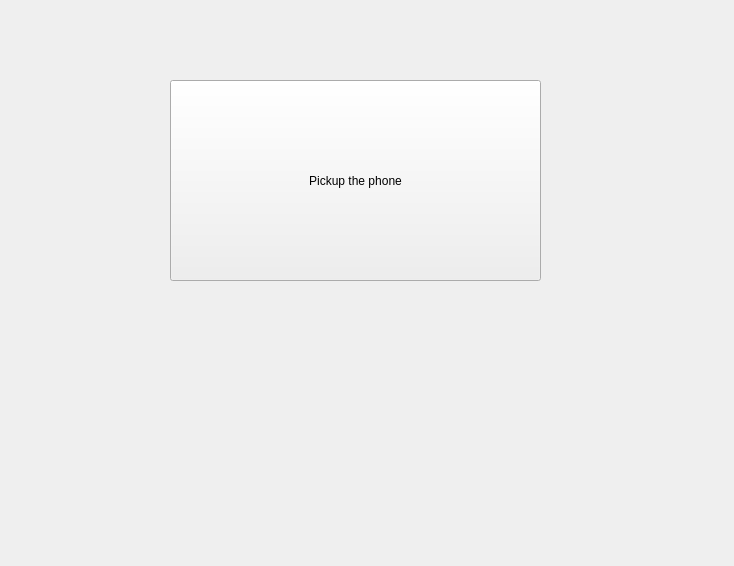
Above: xivoclient/src/xlets/switchboard/switchboard.ui from wazo-platform/wazo-client-qt before the change. Below: the same form after it.
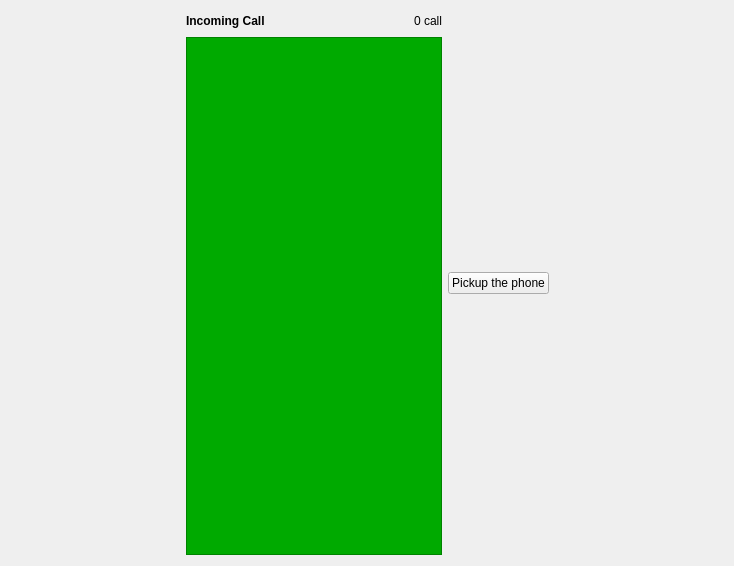
That is the form after the change. Custom widgets are drawn as their Qt base class.

Commit message: add queue entries list in switchboard xlet

Diff of the .ui file:
```diff
--- a/xivoclient/src/xlets/switchboard/switchboard.ui
+++ b/xivoclient/src/xlets/switchboard/switchboard.ui
@@ -13,15 +13,81 @@
   <property name="windowTitle">
    <string>Form</string>
   </property>
+  <layout class="QVBoxLayout" name="verticalLayout_2">
+   <item>
+    <layout class="QHBoxLayout" name="horizontalLayout_2">
+     <item>
+      <spacer name="horizontalSpacer_2">
+       <property name="orientation">
+        <enum>Qt::Horizontal</enum>
+       </property>
+       <property name="sizeHint" stdset="0">
+        <size>
+         <width>40</width>
+         <height>20</height>
+        </size>
+       </property>
+      </spacer>
+     </item>
+     <item>
+      <layout class="QVBoxLayout" name="verticalLayout_3">
+       <item>
+        <layout class="QHBoxLayout" name="horizontalLayout">
+         <property name="sizeConstraint">
+          <enum>QLayout::SetMinimumSize</enum>
+         </property>
+         <item>
+          <widget class="QLabel" name="incomingCallLabel">
+           <property name="text">
+            <string>&lt;b&gt;Incoming Call&lt;/b&gt;</string>
+           </property>
+          </widget>
+         </item>
+         <item>
+          <spacer name="horizontalSpacer">
+           <property name="orientation">
+            <enum>Qt::Horizontal</enum>
+           </property>
+           <property name="sizeType">
+            <enum>QSizePolicy::Expanding</enum>
+           </property>
+           <property name="sizeHint" stdset="0">
+            <size>
+             <width>50</width>
+             <height>20</height>
+            </size>
+           </property>
+          </spacer>
+         </item>
+         <item>
+          <widget class="QLabel" name="incomingCallCountLabel">
+           <property name="text">
+            <string>0 call</string>
+           </property>
+          </widget>
+         </item>
+        </layout>
+       </item>
+       <item>
+        <widget class="QueueEntriesView" name="incomingCallsView">
+         <property name="sizePolicy">
+          <sizepolicy hsizetype="MinimumExpanding" vsizetype="Expanding">
+           <horstretch>0</horstretch>
+           <verstretch>0</verstretch>
+          </sizepolicy>
+         </property>
+         <property name="styleSheet">
+          <string notr="true">background-color: rgb(0, 170, 0)</string>
+         </property>
+         <property name="horizontalScrollBarPolicy">
+          <enum>Qt::ScrollBarAsNeeded</enum>
+         </property>
+        </widget>
+       </item>
+      </layout>
+     </item>
+     <item>
   <widget class="QPushButton" name="answerButton">
-   <property name="geometry">
-    <rect>
-     <x>170</x>
-     <y>80</y>
-     <width>371</width>
-     <height>201</height>
-    </rect>
-   </property>
    <property name="focusPolicy">
     <enum>Qt::TabFocus</enum>
    </property>
@@ -35,7 +101,31 @@
     <string>Pickup the phone</string>
    </property>
   </widget>
+     </item>
+     <item>
+      <spacer name="horizontalSpacer_3">
+       <property name="orientation">
+        <enum>Qt::Horizontal</enum>
+       </property>
+       <property name="sizeHint" stdset="0">
+        <size>
+         <width>40</width>
+         <height>20</height>
+        </size>
+       </property>
+      </spacer>
+     </item>
+    </layout>
+   </item>
+  </layout>
  </widget>
+ <customwidgets>
+  <customwidget>
+   <class>QueueEntriesView</class>
+   <extends>QTableView</extends>
+   <header location="global">queue_entries/queue_entries_view.h</header>
+  </customwidget>
+ </customwidgets>
  <resources/>
  <connections/>
 </ui>
```
Lines whose indentation alone changed are shown as unchanged. The commit also changes 6 other files.
